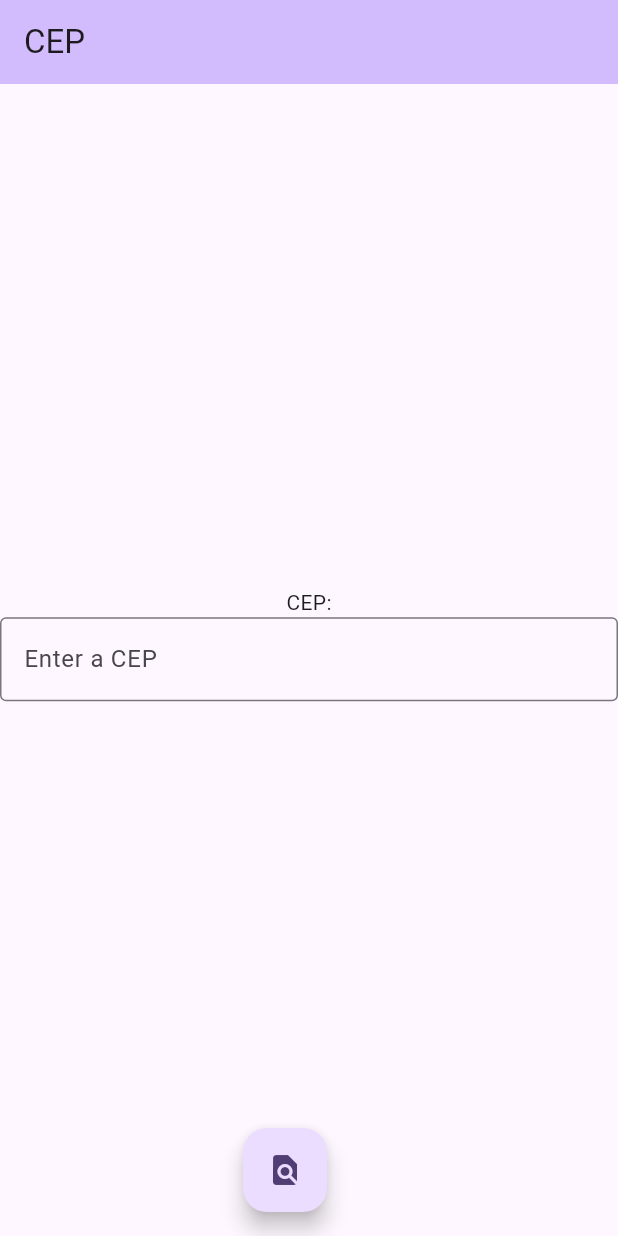
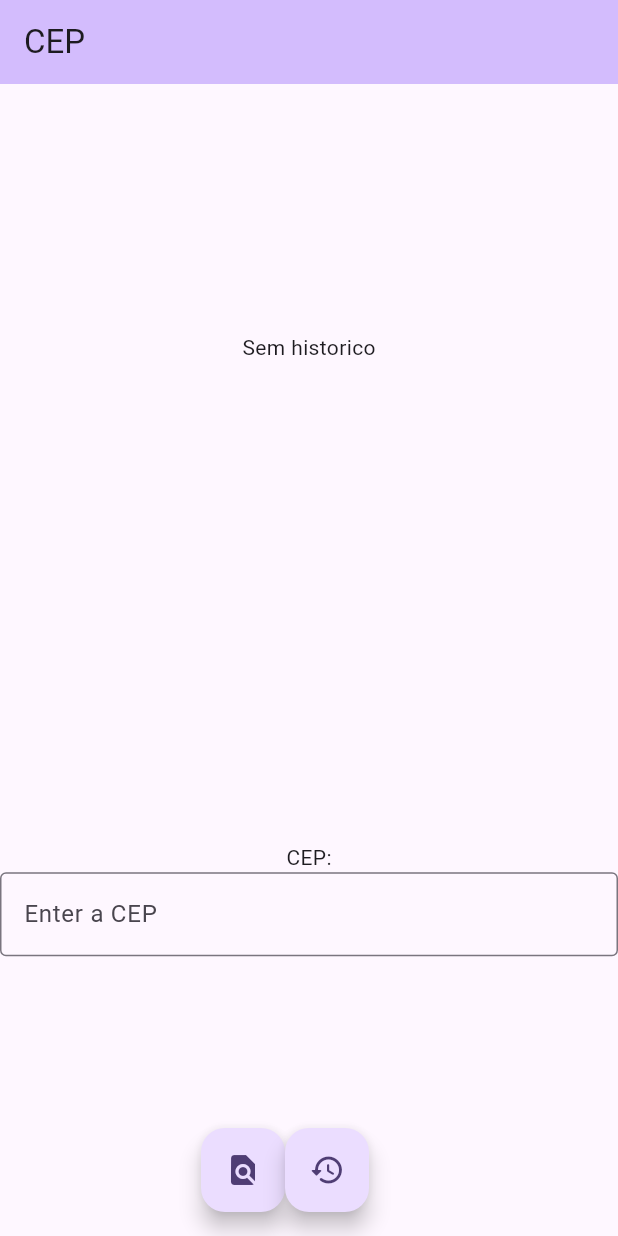
Before and after one commit to lfabianosb/flutter_application_1, a Flutter app: the screen it shows after launch, on a phone screen of 412 x 824 dp. Run offline on Flutter 3.47's test engine with Material 2 defaults, Android fonts, the phone set to English and light mode, and no system bars; our stand-ins replace dio, equatable, get_it.

Commit message:
consultar historico

```diff
--- a/lib/cep/cep_home_page.dart
+++ b/lib/cep/cep_home_page.dart
@@ -3,6 +3,7 @@ import 'package:flutter/material.dart';
 import 'package:provider/provider.dart';
 
 import 'package:flutter_application_1/cep/consultar/consultar.dart';
+import 'package:flutter_application_1/cep/consultar_historico/consultar_historico.dart';
 
 class CepHomePage extends StatefulWidget {
   const CepHomePage({super.key});
@@ -31,6 +32,38 @@ class _CepHomePageState extends State<CepHomePage> {
         child: Column(
           mainAxisAlignment: MainAxisAlignment.center,
           children: <Widget>[
+            Consumer<ConsultarHistoricoCepStore>(
+                builder: (context, store, child) {
+              ConsultarHistoricoCepState state = store.state;
+              if (state is InitialConsultarHistoricoCepState) {
+                return const SizedBox(
+                  height: 260,
+                  child: Text('Sem historico'),
+                );
+              }
+              if (state is LoadingConsultarHistoricoCepState) {
+                return const CircularProgressIndicator(
+                    backgroundColor: Colors.black38);
+              }
+              if (state is ErrorConsultarHistoricoCepState) {
+                return Text(
+                  state.description ?? 'Erro...',
+                  style: Theme.of(context).textTheme.headlineSmall,
+                );
+              }
+              if (state is LoadedConsultarHistoricoCepState) {
+                return SizedBox(
+                  height: 260,
+                  child: ListView.builder(
+                      itemCount: state.ceps.length,
+                      itemBuilder: (context, index) {
+                        return ListTile(title: Text(state.ceps[index].cep));
+                      }),
+                );
+              }
+              return const Text('');
+            }),
+            const SizedBox(height: 80),
             const Text(
               'CEP:',
             ),
@@ -64,20 +97,18 @@ class _CepHomePageState extends State<CepHomePage> {
                       ),
                     ],
                   );
-                } else if (state is ErrorConsultarCepState) {
+                }
+                if (state is ErrorConsultarCepState) {
                   return Text(
                     state.description ?? 'Erro...',
                     style: Theme.of(context).textTheme.headlineSmall,
                   );
-                } else if (state is LoadingConsultarCepState) {
+                }
+                if (state is LoadingConsultarCepState) {
                   return const CircularProgressIndicator(
                       backgroundColor: Colors.black38);
-                } else {
-                  return Text(
-                    'Sem valor',
-                    style: Theme.of(context).textTheme.headlineMedium,
-                  );
                 }
+                return const Text('');
               },
             ),
           ],
@@ -93,6 +124,12 @@ class _CepHomePageState extends State<CepHomePage> {
             tooltip: 'Consultar CEP',
             child: const Icon(Icons.find_in_page),
           ),
+          FloatingActionButton(
+            onPressed: () =>
+                context.read<ConsultarHistoricoCepStore>().consultar(),
+            tooltip: 'Historico de CEPs',
+            child: const Icon(Icons.history_rounded),
+          ),
         ],
       ),
     );
--- a/lib/cep/common/adapters/local_cep_datasource_memory_adapter.dart
+++ b/lib/cep/common/adapters/local_cep_datasource_memory_adapter.dart
@@ -1,5 +1,3 @@
-import 'package:flutter/material.dart';
-
 import 'package:flutter_application_1/cep/common/datasources/datasources.dart';
 import 'package:flutter_application_1/cep/common/model/model.dart';
 
@@ -9,7 +7,6 @@ class LocalCepDatasourceMemoryAdapter implements ILocalCepDatasource {
   @override
   Future<CepModel?> find(String cep) async {
     final result = _ceps.where((c) => c.cep == cep);
-    debugPrint('find by LOCAL ds');
     return result.firstOrNull;
   }
 
@@ -25,4 +22,9 @@ class LocalCepDatasourceMemoryAdapter implements ILocalCepDatasource {
       _ceps.add(cep);
     }
   }
+
+  @override
+  Future<List<CepModel>> findAll() async {
+    return _ceps;
+  }
 }
--- a/lib/cep/common/datasources/local_cep_datasource.dart
+++ b/lib/cep/common/datasources/local_cep_datasource.dart
@@ -4,4 +4,5 @@ abstract class ILocalCepDatasource {
   Future<CepModel?> find(String cep);
   Future<void> save(CepModel cep);
   Future<void> remove(String cep);
+  Future<List<CepModel>> findAll();
 }
--- /dev/null
+++ b/lib/cep/consultar_historico/consultar_historico.dart
@@ -0,0 +1,2 @@
+export './consultar_historico_cep_state.dart';
+export './consultar_historico_cep_store.dart';
--- /dev/null
+++ b/lib/cep/consultar_historico/consultar_historico_cep_state.dart
@@ -0,0 +1,33 @@
+import 'package:equatable/equatable.dart';
+
+import 'package:flutter_application_1/cep/common/model/model.dart';
+
+sealed class ConsultarHistoricoCepState extends Equatable {}
+
+class InitialConsultarHistoricoCepState extends ConsultarHistoricoCepState {
+  @override
+  List<Object?> get props => [];
+}
+
+class LoadingConsultarHistoricoCepState extends ConsultarHistoricoCepState {
+  @override
+  List<Object?> get props => [];
+}
+
+class LoadedConsultarHistoricoCepState extends ConsultarHistoricoCepState {
+  final List<CepModel> ceps;
+
+  LoadedConsultarHistoricoCepState({required this.ceps});
+
+  @override
+  List<Object?> get props => [ceps];
+}
+
+class ErrorConsultarHistoricoCepState extends ConsultarHistoricoCepState {
+  final String? description;
+
+  ErrorConsultarHistoricoCepState({this.description});
+
+  @override
+  List<Object?> get props => [description];
+}
--- /dev/null
+++ b/lib/cep/consultar_historico/consultar_historico_cep_store.dart
@@ -0,0 +1,26 @@
+import 'package:flutter/material.dart';
+
+import 'package:flutter_application_1/cep/common/datasources/datasources.dart';
+import 'package:flutter_application_1/cep/consultar_historico/consultar_historico.dart';
+
+class ConsultarHistoricoCepStore extends ChangeNotifier {
+  ConsultarHistoricoCepState _state = InitialConsultarHistoricoCepState();
+  final ILocalCepDatasource localCepDataSource;
+
+  ConsultarHistoricoCepStore({required this.localCepDataSource});
+
+  ConsultarHistoricoCepState get state => _state;
+
+  Future<void> consultar() async {
+    _state = LoadingConsultarHistoricoCepState();
+    notifyListeners();
+    try {
+      final localCepsModel = await localCepDataSource.findAll();
+      _state = LoadedConsultarHistoricoCepState(ceps: localCepsModel);
+    } on Exception {
+      _state = ErrorConsultarHistoricoCepState(
+          description: 'Erro ao consultar historico de CEPs');
+    }
+    notifyListeners();
+  }
+}
--- a/lib/main.dart
+++ b/lib/main.dart
@@ -4,6 +4,7 @@ import 'package:provider/provider.dart';
 
 import 'package:flutter_application_1/cep/cep_home_page.dart';
 import 'package:flutter_application_1/cep/consultar/consultar.dart';
+import 'package:flutter_application_1/cep/consultar_historico/consultar_historico.dart';
 import 'package:flutter_application_1/counter/counter_store.dart';
 import 'package:flutter_application_1/service_locator.dart';
 
@@ -28,6 +29,8 @@ class MyApp extends StatelessWidget {
           ChangeNotifierProvider<CounterStore>(create: (_) => CounterStore()),
           ChangeNotifierProvider<ConsultarCepStore>(
               create: (_) => getIt.get<ConsultarCepStore>()),
+          ChangeNotifierProvider<ConsultarHistoricoCepStore>(
+              create: (_) => getIt.get<ConsultarHistoricoCepStore>()),
         ],
         child: const CepHomePage(),
       ),
--- a/lib/service_locator.dart
+++ b/lib/service_locator.dart
@@ -4,14 +4,17 @@ import 'package:get_it/get_it.dart';
 import 'package:flutter_application_1/cep/common/adapters/adapters.dart';
 import 'package:flutter_application_1/cep/common/datasources/datasources.dart';
 import 'package:flutter_application_1/cep/consultar/consultar.dart';
+import 'package:flutter_application_1/cep/consultar_historico/consultar_historico.dart';
 
 final getIt = GetIt.instance;
 
 void setup() {
   getIt.registerFactory<IRemoteCepDatasource>(
       () => RemoteCepDatasourceDioAdapter(Dio()));
-  getIt.registerFactory<ILocalCepDatasource>(
-      () => LocalCepDatasourceMemoryAdapter());
+  getIt.registerSingleton<ILocalCepDatasource>(
+      LocalCepDatasourceMemoryAdapter());
   getIt.registerSingleton<ConsultarCepStore>(ConsultarCepStore(
       remoteCepDataSource: getIt(), localCepDataSource: getIt()));
+  getIt.registerSingleton<ConsultarHistoricoCepStore>(
+      ConsultarHistoricoCepStore(localCepDataSource: getIt()));
 }
```
